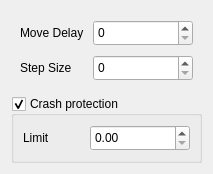
Above: pyqt5 STM software/ui/SendOptions.ui from freestylexyz/STM-pyqt5-software before the change. Below: the same form after it.
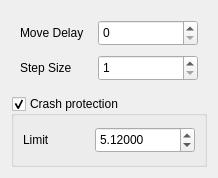
That is the form after the change.

The edit to the form file:
```diff
--- a/pyqt5 STM software/ui/SendOptions.ui
+++ b/pyqt5 STM software/ui/SendOptions.ui
@@ -6,8 +6,8 @@
    <rect>
     <x>0</x>
     <y>0</y>
-    <width>205</width>
-    <height>162</height>
+    <width>218</width>
+    <height>178</height>
    </rect>
   </property>
   <property name="windowTitle">
@@ -41,6 +41,9 @@
           <height>26</height>
          </size>
         </property>
+        <property name="maximum">
+         <number>65535</number>
+        </property>
        </widget>
       </item>
       <item row="1" column="0">
@@ -64,6 +67,12 @@
           <height>26</height>
          </size>
         </property>
+        <property name="minimum">
+         <number>1</number>
+        </property>
+        <property name="maximum">
+         <number>65535</number>
+        </property>
        </widget>
       </item>
      </layout>
@@ -102,6 +111,15 @@
           <height>26</height>
          </size>
         </property>
+        <property name="decimals">
+         <number>5</number>
+        </property>
+        <property name="maximum">
+         <double>10.240000000000000</double>
+        </property>
+        <property name="value">
+         <double>5.120000000000000</double>
+        </property>
        </widget>
       </item>
      </layout>
```
